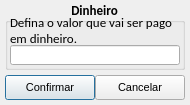
First picture: the form in loja/tela_pagamento_dinheiro.ui, repository jmessias1725/sexloja, before the edit.
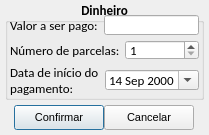
Second picture: the form after the edit. Icons and pictures are not drawn.

```diff
--- a/loja/tela_pagamento_dinheiro.ui
+++ b/loja/tela_pagamento_dinheiro.ui
@@ -9,32 +9,100 @@
    <rect>
     <x>0</x>
     <y>0</y>
-    <width>190</width>
-    <height>105</height>
+    <width>209</width>
+    <height>135</height>
    </rect>
   </property>
   <property name="minimumSize">
    <size>
-    <width>190</width>
-    <height>105</height>
+    <width>209</width>
+    <height>135</height>
    </size>
   </property>
   <property name="maximumSize">
    <size>
-    <width>190</width>
-    <height>105</height>
+    <width>209</width>
+    <height>135</height>
    </size>
   </property>
   <property name="windowTitle">
    <string>Pagamento</string>
   </property>
+  <widget class="QPushButton" name="btn_confirmar">
+   <property name="geometry">
+    <rect>
+     <x>14</x>
+     <y>105</y>
+     <width>90</width>
+     <height>25</height>
+    </rect>
+   </property>
+   <property name="font">
+    <font>
+     <family>Arial</family>
+     <pointsize>8</pointsize>
+     <weight>50</weight>
+     <bold>false</bold>
+    </font>
+   </property>
+   <property name="styleSheet">
+    <string notr="true">background-color: none;</string>
+   </property>
+   <property name="text">
+    <string>Confirmar</string>
+   </property>
+   <property name="icon">
+    <iconset resource="imagens.qrc">
+     <normaloff>:/img/img/1345902916_camera_test.png</normaloff>:/img/img/1345902916_camera_test.png</iconset>
+   </property>
+   <property name="iconSize">
+    <size>
+     <width>20</width>
+     <height>20</height>
+    </size>
+   </property>
+  </widget>
+  <widget class="QPushButton" name="btn_cancelar">
+   <property name="geometry">
+    <rect>
+     <x>104</x>
+     <y>105</y>
+     <width>90</width>
+     <height>25</height>
+    </rect>
+   </property>
+   <property name="font">
+    <font>
+     <family>Arial</family>
+     <pointsize>8</pointsize>
+     <weight>50</weight>
+     <bold>false</bold>
+    </font>
+   </property>
+   <property name="styleSheet">
+    <string notr="true">background-color: none;</string>
+   </property>
+   <property name="text">
+    <string>Cancelar</string>
+   </property>
+   <property name="icon">
+    <iconset resource="imagens.qrc">
+     <normaloff>:/img/img/1345902747_button_cancel.png</normaloff>:/img/img/1345902747_button_cancel.png</iconset>
+   </property>
+   <property name="iconSize">
+    <size>
+     <width>18</width>
+     <height>18</height>
+    </size>
+   </property>
+  </widget>
   <widget class="QGroupBox" name="groupBox">
    <property name="geometry">
     <rect>
      <x>5</x>
      <y>0</y>
-     <width>180</width>
-     <height>70</height>
+     <width>199</width>
+     <height>100</height>
     </rect>
    </property>
    <property name="font">
@@ -56,8 +124,8 @@
      <rect>
       <x>5</x>
       <y>15</y>
-      <width>170</width>
-      <height>30</height>
+      <width>93</width>
+      <height>20</height>
      </rect>
     </property>
     <property name="font">
@@ -67,16 +135,15 @@
      </font>
     </property>
     <property name="text">
-     <string>Defina o valor que vai ser pago
-em dinheiro.</string>
+     <string>Valor a ser pago:</string>
     </property>
    </widget>
    <widget class="QLineEdit" name="le_valor">
     <property name="geometry">
      <rect>
-      <x>5</x>
-      <y>45</y>
-      <width>170</width>
+      <x>99</x>
+      <y>15</y>
+      <width>95</width>
       <height>20</height>
      </rect>
     </property>
@@ -88,74 +155,131 @@
      </font>
     </property>
    </widget>
-  </widget>
-  <widget class="QPushButton" name="btn_confirmar">
+   <widget class="QLabel" name="lb_dia">
    <property name="geometry">
     <rect>
      <x>5</x>
-     <y>75</y>
-     <width>90</width>
-     <height>25</height>
+      <y>65</y>
+      <width>94</width>
+      <height>30</height>
     </rect>
    </property>
    <property name="font">
     <font>
-     <family>Arial</family>
-     <pointsize>8</pointsize>
      <weight>50</weight>
      <bold>false</bold>
     </font>
    </property>
-   <property name="styleSheet">
-    <string notr="true">background-color: none;</string>
-   </property>
    <property name="text">
-    <string>Confirmar</string>
-   </property>
-   <property name="icon">
-    <iconset resource="imagens.qrc">
-     <normaloff>:/img/img/1345902916_camera_test.png</normaloff>:/img/img/1345902916_camera_test.png</iconset>
-   </property>
-   <property name="iconSize">
-    <size>
-     <width>20</width>
+     <string>Data de início do
+pagamento:</string>
+    </property>
+   </widget>
+   <widget class="QLabel" name="lb_numero_parcelas">
+    <property name="geometry">
+     <rect>
+      <x>5</x>
+      <y>40</y>
+      <width>114</width>
+      <height>20</height>
+     </rect>
+    </property>
+    <property name="font">
+     <font>
+      <weight>50</weight>
+      <bold>false</bold>
+     </font>
+    </property>
+    <property name="text">
+     <string>Número de parcelas:</string>
+    </property>
+   </widget>
+   <widget class="QSpinBox" name="sb_num_parcelas">
+    <property name="geometry">
+     <rect>
+      <x>120</x>
+      <y>40</y>
+      <width>74</width>
      <height>20</height>
-    </size>
-   </property>
-  </widget>
-  <widget class="QPushButton" name="btn_cancelar">
+     </rect>
+    </property>
+    <property name="font">
+     <font>
+      <weight>50</weight>
+      <bold>false</bold>
+      <kerning>false</kerning>
+     </font>
+    </property>
+    <property name="minimum">
+     <number>1</number>
+    </property>
+    <property name="maximum">
+     <number>12</number>
+    </property>
+    <property name="value">
+     <number>1</number>
+    </property>
+   </widget>
+   <widget class="QDateEdit" name="data">
    <property name="geometry">
     <rect>
-     <x>95</x>
-     <y>75</y>
-     <width>90</width>
-     <height>25</height>
+      <x>100</x>
+      <y>70</y>
+      <width>94</width>
+      <height>20</height>
     </rect>
    </property>
    <property name="font">
     <font>
-     <family>Arial</family>
-     <pointsize>8</pointsize>
      <weight>50</weight>
      <bold>false</bold>
     </font>
    </property>
-   <property name="styleSheet">
-    <string notr="true">background-color: none;</string>
-   </property>
-   <property name="text">
-    <string>Cancelar</string>
-   </property>
-   <property name="icon">
-    <iconset resource="imagens.qrc">
-     <normaloff>:/img/img/1345902747_button_cancel.png</normaloff>:/img/img/1345902747_button_cancel.png</iconset>
-   </property>
-   <property name="iconSize">
-    <size>
-     <width>18</width>
-     <height>18</height>
-    </size>
-   </property>
+    <property name="frame">
+     <bool>true</bool>
+    </property>
+    <property name="alignment">
+     <set>Qt::AlignLeading|Qt::AlignLeft|Qt::AlignVCenter</set>
+    </property>
+    <property name="readOnly">
+     <bool>false</bool>
+    </property>
+    <property name="buttonSymbols">
+     <enum>QAbstractSpinBox::UpDownArrows</enum>
+    </property>
+    <property name="accelerated">
+     <bool>false</bool>
+    </property>
+    <property name="keyboardTracking">
+     <bool>true</bool>
+    </property>
+    <property name="maximumDateTime">
+     <datetime>
+      <hour>23</hour>
+      <minute>59</minute>
+      <second>59</second>
+      <year>3000</year>
+      <month>12</month>
+      <day>31</day>
+     </datetime>
+    </property>
+    <property name="minimumDateTime">
+     <datetime>
+      <hour>0</hour>
+      <minute>0</minute>
+      <second>0</second>
+      <year>2000</year>
+      <month>9</month>
+      <day>14</day>
+     </datetime>
+    </property>
+    <property name="calendarPopup">
+     <bool>true</bool>
+    </property>
+    <property name="timeSpec">
+     <enum>Qt::LocalTime</enum>
+    </property>
+   </widget>
   </widget>
  </widget>
  <resources>
```
Lines whose indentation alone changed are shown as unchanged.
